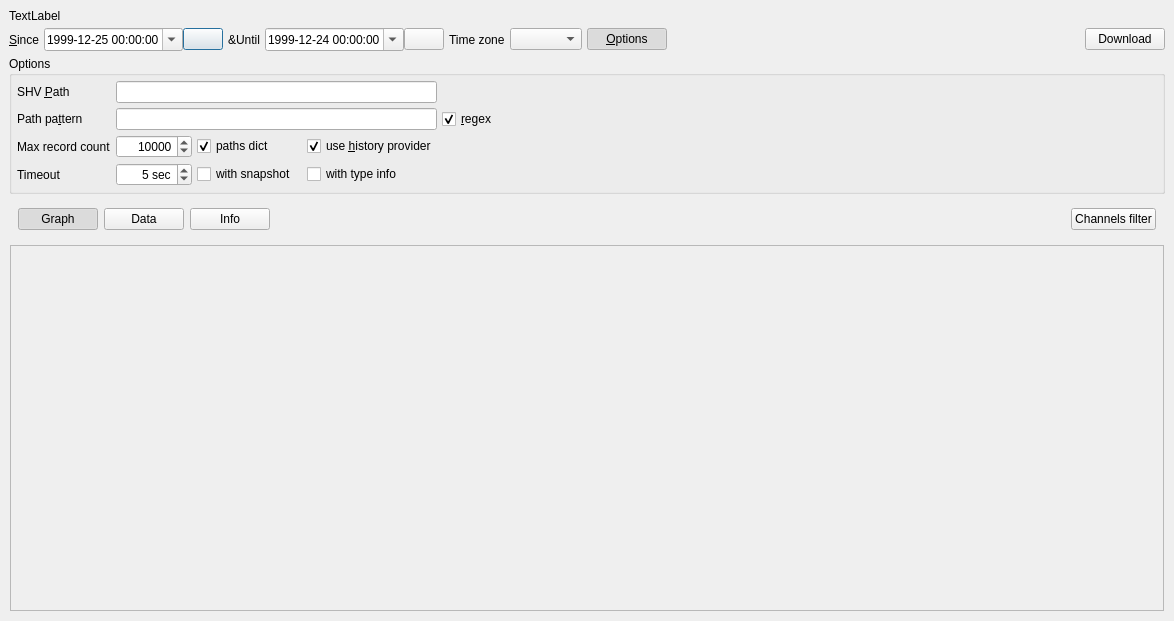
First picture: the form in libshvvisu/src/logview/dlgloginspector.ui, repository syyyr/libshv, before the edit.
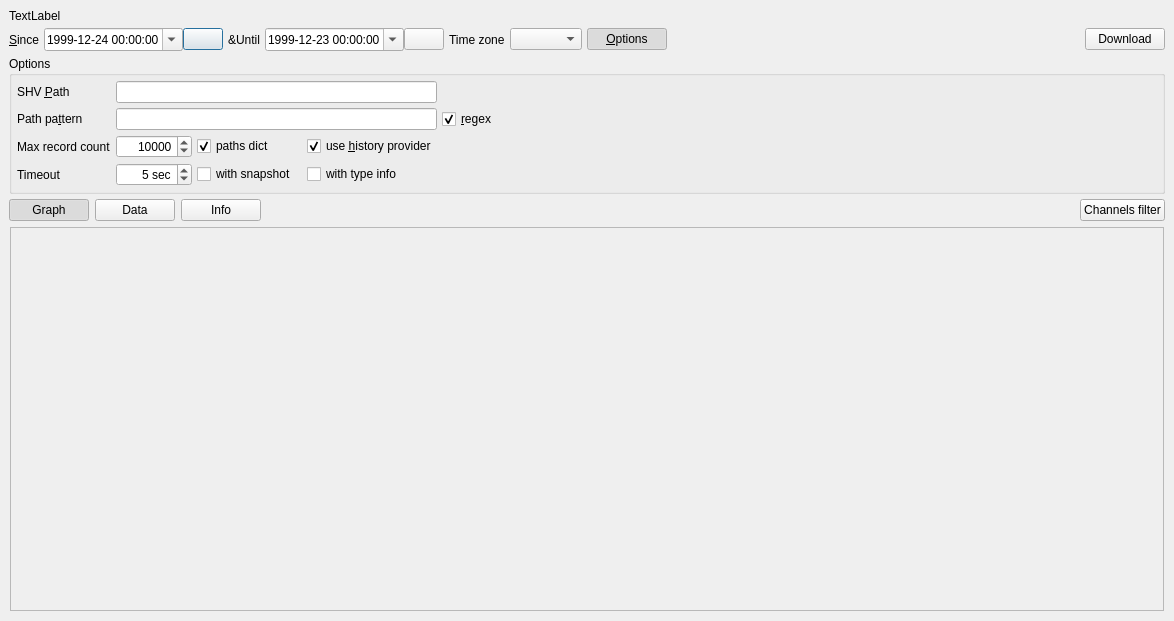
Second picture: the form after the edit. Icons and pictures are not drawn. Custom widgets are drawn as their Qt base class.

Commit message: removed quetes from path from logmodel

The edit to the form file:
```diff
--- a/libshvvisu/src/logview/dlgloginspector.ui
+++ b/libshvvisu/src/logview/dlgloginspector.ui
@@ -65,7 +65,7 @@
           <date>
            <year>1999</year>
            <month>12</month>
-           <day>25</day>
+           <day>24</day>
           </date>
          </property>
          <property name="displayFormat">
@@ -113,7 +113,7 @@
           <date>
            <year>1999</year>
            <month>12</month>
-           <day>24</day>
+           <day>23</day>
           </date>
          </property>
          <property name="displayFormat">
@@ -356,6 +356,18 @@
       <enum>QFrame::Raised</enum>
      </property>
      <layout class="QHBoxLayout" name="horizontalLayout_3">
+      <property name="leftMargin">
+       <number>0</number>
+      </property>
+      <property name="topMargin">
+       <number>0</number>
+      </property>
+      <property name="rightMargin">
+       <number>0</number>
+      </property>
+      <property name="bottomMargin">
+       <number>0</number>
+      </property>
       <item>
        <widget class="QPushButton" name="btTabGraph">
         <property name="text">
@@ -454,7 +466,7 @@
             <x>0</x>
             <y>0</y>
             <width>1152</width>
-            <height>336</height>
+            <height>354</height>
            </rect>
           </property>
          </widget>
```
The commit also changes 2 other files.
